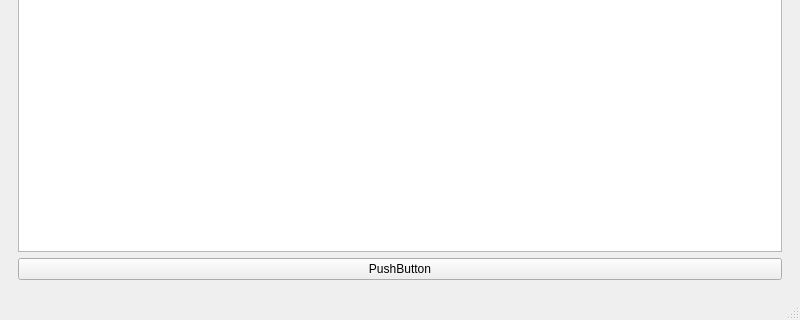
This is mainwindow.ui in Ognys/qt-project as Qt 5 draws it before an edit; both pictures show x 0 to 800 and y 280 to 600 of the 800 by 600 pixel window. The edited form follows.
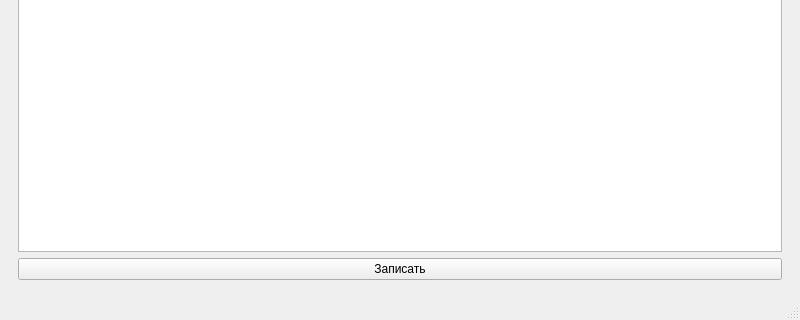
This is the edited form. The open tabs and pages were chosen to show the change.

Patch:
```diff
--- a/mainwindow.ui
+++ b/mainwindow.ui
@@ -59,14 +59,25 @@
          </layout>
         </item>
         <item>
+         <layout class="QHBoxLayout" name="horizontalLayout_2">
+          <item>
+           <layout class="QVBoxLayout" name="verticalLayout_6"/>
+          </item>
+          <item>
+           <layout class="QVBoxLayout" name="verticalLayout_5">
+            <item>
          <widget class="QPlainTextEdit" name="plainTextEdit"/>
         </item>
         <item>
          <widget class="QPushButton" name="pushButton_3">
           <property name="text">
-           <string>PushButton</string>
-          </property>
-         </widget>
+               <string>Записать</string>
+              </property>
+             </widget>
+            </item>
+           </layout>
+          </item>
+         </layout>
         </item>
        </layout>
       </widget>
```
Lines whose indentation alone changed are shown as unchanged.
